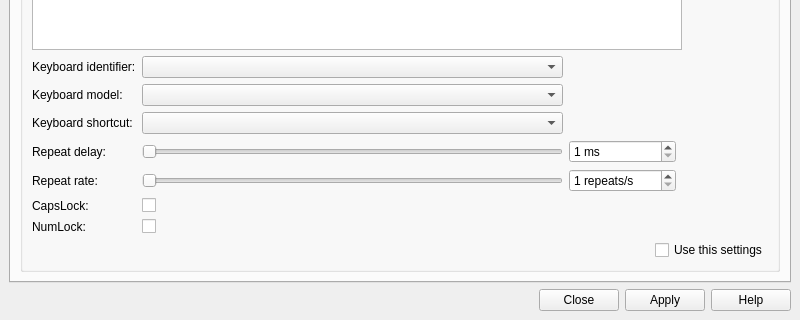
This is sway_input_config/ui/mainwindow.ui in Sunderland93/sway-input-config as Qt 5 draws it before an edit; both pictures show x 0 to 800 and y 395 to 715 of the 800 by 715 pixel window. The edited form follows.
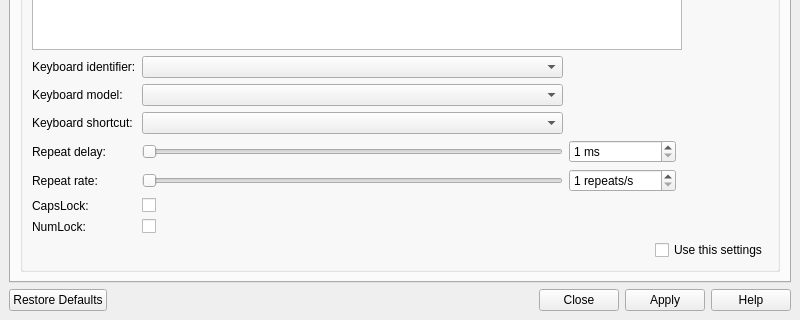
This is the edited form.

Commit message: Add restore to default settings option

The edit to the form file:
```diff
--- a/sway_input_config/ui/mainwindow.ui
+++ b/sway_input_config/ui/mainwindow.ui
@@ -874,7 +874,7 @@
     <item>
      <widget class="QDialogButtonBox" name="buttonBox">
       <property name="standardButtons">
-       <set>QDialogButtonBox::Apply|QDialogButtonBox::Close|QDialogButtonBox::Help</set>
+       <set>QDialogButtonBox::Apply|QDialogButtonBox::Close|QDialogButtonBox::Help|QDialogButtonBox::RestoreDefaults</set>
       </property>
      </widget>
     </item>
```
The commit also changes 2 other files.
